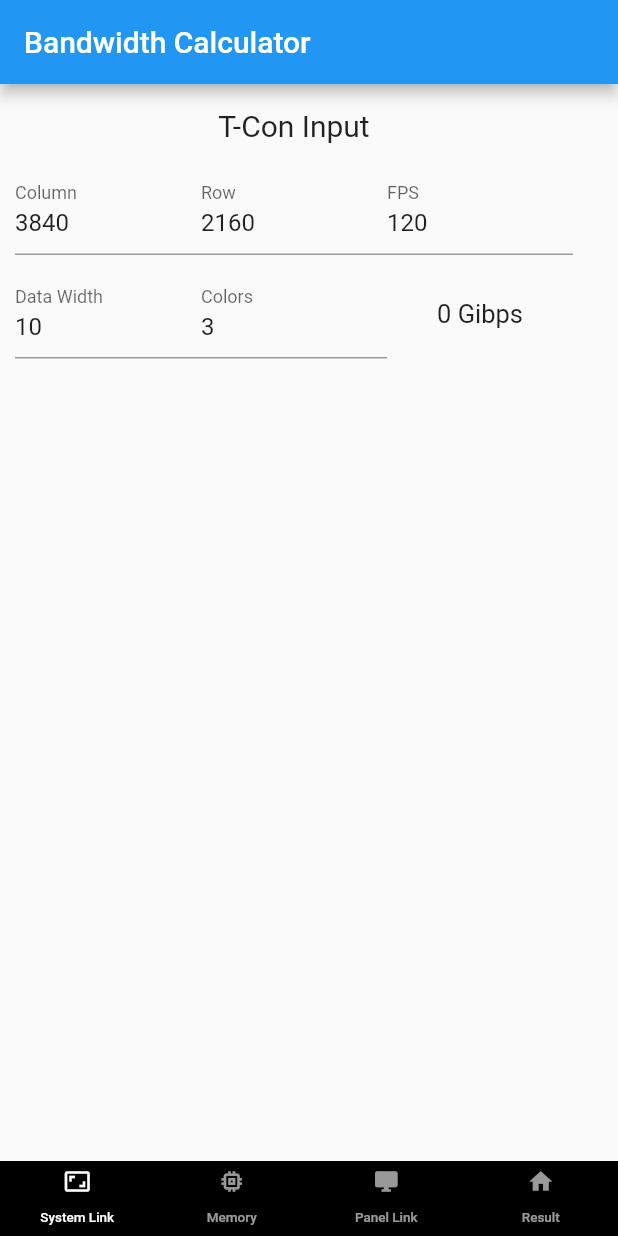
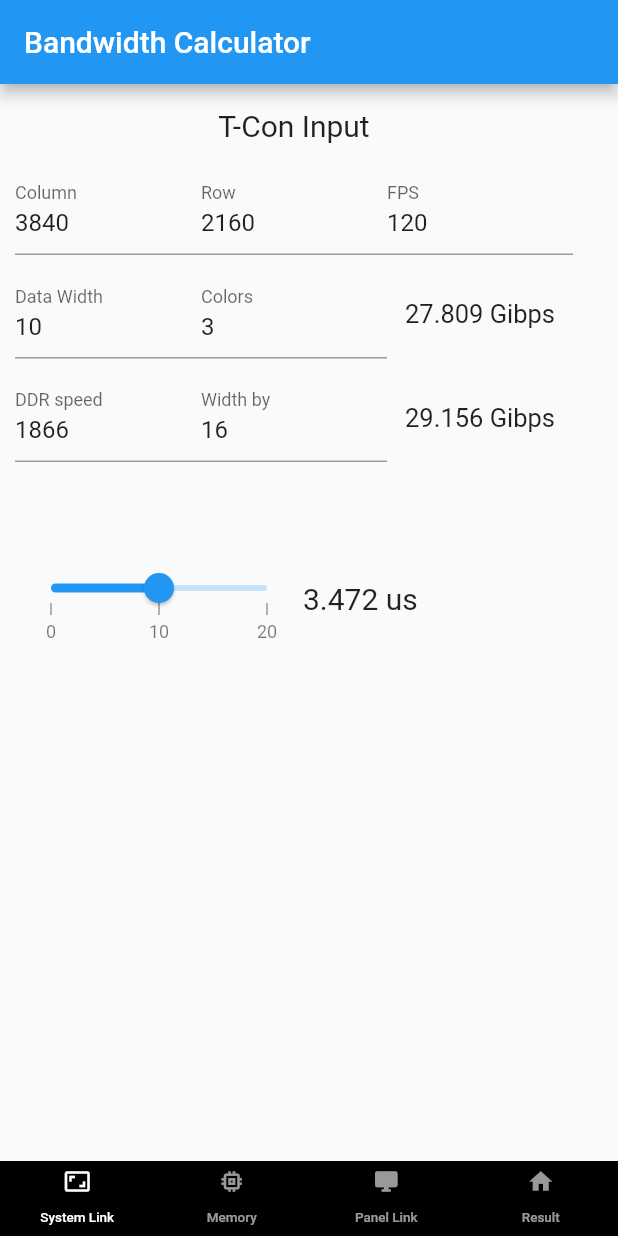
Before and after one commit to hominlim/display_bandwidth_calc, a Flutter app: the screen it shows after launch, on a phone screen of 412 x 824 dp. Run offline on Flutter 3.47's test engine with Material 2 defaults, Android fonts, the light colour scheme and no system bars; drawn by our look-alikes of syncfusion_flutter_sliders; our stand-ins replace toggle_switch; missing offline and left inert: dart:ffi.

Commit message:
Dec 8, 2022

```diff
--- a/lib/calculators/bps_calculator.dart
+++ b/lib/calculators/bps_calculator.dart
@@ -25,18 +25,20 @@ class BpsCalc with ChangeNotifier {
   double _bps_calc_result_gibps = 0;
   double get bps_calc_result_gibps => _bps_calc_result_gibps;
 
-  double bps_calc_ddr = 0;
-  // double _resultDisplay = 0.00;
+  double _bps_calc_ddr = 0;
+  double get bps_calc_ddr => _bps_calc_ddr;
 
   double vertical_time = 0;
   double horizontal_time = 0;
+
   double _horizontalTimeSliderValue = 10;
+  double get horizontalTimeSliderValue => horizontalTimeSliderValue;
+
   double _storage_video_compression_ratio = 50;
 
   double _storage_video_result_mibits = 0;
   double get storage_video_result_mibits => _storage_video_result_mibits;
 
-// 텍스트필드 온체인지 되면 여기서 각각 변수를 겟 받아서 변수 수정하고 끝내는 걸로.
   void columnUpdate(number_of_column) {
     _number_of_column = number_of_column;
     notifyListeners();
@@ -62,9 +64,44 @@ class BpsCalc with ChangeNotifier {
     notifyListeners();
   }
 
+  void ddrSpeedUpdate(ddr_speed) {
+    _ddr_speed = ddr_speed;
+    notifyListeners();
+  }
+
+  void ddrWidthUpdate(ddr_width) {
+    _ddr_width = ddr_width;
+    notifyListeners();
+  }
+
+  void horizontalMarginUpdate(horizontalTimeSliderValue) {
+    _horizontalTimeSliderValue = horizontalTimeSliderValue;
+    notifyListeners();
+  }
+
   void frameMemoryUpdate(storage_video_compression_ratio) {
     _storage_video_compression_ratio = storage_video_compression_ratio;
     notifyListeners();
+  }
+
+  void initDisplay(number_of_column, number_of_row, frame_frequency,
+      number_of_color, data_width, ddr_speed, ddr_width) {
+    _bps_calc_result_gibps = number_of_column *
+        number_of_row *
+        frame_frequency *
+        number_of_color *
+        data_width /
+        1024 /
+        1024 /
+        1024;
+
+    _bps_calc_ddr = ddr_speed * ddr_width / 1024;
+
+    vertical_time = (1 / frame_frequency);
+    horizontal_time = (1 - _horizontalTimeSliderValue / 100) *
+        vertical_time /
+        number_of_row *
+        1000000;
   }
 
   void bpsCalculate() {
@@ -76,7 +113,8 @@ class BpsCalc with ChangeNotifier {
         1024 /
         1024 /
         1024;
-    bps_calc_ddr = ddr_speed * ddr_width / 1024;
+
+    _bps_calc_ddr = ddr_speed * ddr_width / 1024;
 
     vertical_time = (1 / frame_frequency);
     horizontal_time = (1 - _horizontalTimeSliderValue / 100) *
@@ -85,7 +123,6 @@ class BpsCalc with ChangeNotifier {
         1000000;
 
     notifyListeners();
-    print('in bpsCalculate() : $_bps_calc_result_gibps');
   }
 
   void frameMemStorageCalc() {
--- a/lib/screens/tcon_input_screen.dart
+++ b/lib/screens/tcon_input_screen.dart
@@ -4,6 +4,7 @@ import 'package:flutter/material.dart';
 import 'package:intl/intl.dart';
 import 'package:display_bandwidth_calc/calculators/bps_calculator.dart';
 import 'package:provider/provider.dart';
+import 'package:syncfusion_flutter_sliders/sliders.dart';
 
 class TconInputScreen extends StatefulWidget {
   const TconInputScreen({Key? key}) : super(key: key);
@@ -23,16 +24,19 @@ class _TconInputScreenState extends State<TconInputScreen> {
   final ddrSpeedController = TextEditingController(text: "1866");
   final ddrWidthController = TextEditingController(text: "16");
 
+  dynamic _horizontalTimeSliderValue = 10;
+
   @override
   void initState() {
     super.initState();
-
-    bps.columnUpdate(double.parse(columnController.text));
-    bps.rowUpdate(double.parse(rowController.text));
-    bps.fpsUpdate(double.parse(fpsController.text));
-    bps.dataWidthUpdata(double.parse(colorController.text));
-    bps.colorUpdate(double.parse(dataWidthController.text));
-    bps.bpsCalculate();
+    context.read<BpsCalc>().initDisplay(
+        double.parse(columnController.text),
+        double.parse(rowController.text),
+        double.parse(fpsController.text),
+        double.parse(dataWidthController.text),
+        double.parse(colorController.text),
+        double.parse(ddrSpeedController.text),
+        double.parse(ddrWidthController.text));
   }
 
   void refreshUI() {
@@ -43,6 +47,16 @@ class _TconInputScreenState extends State<TconInputScreen> {
         .read<BpsCalc>()
         .dataWidthUpdata(double.parse(dataWidthController.text));
     context.read<BpsCalc>().colorUpdate(double.parse(colorController.text));
+
+    context
+        .read<BpsCalc>()
+        .ddrSpeedUpdate(double.parse(ddrSpeedController.text));
+    context
+        .read<BpsCalc>()
+        .ddrWidthUpdate(double.parse(ddrWidthController.text));
+
+    context.read<BpsCalc>().horizontalMarginUpdate(_horizontalTimeSliderValue);
+
     context.read<BpsCalc>().bpsCalculate();
   }
 
@@ -73,7 +87,6 @@ class _TconInputScreenState extends State<TconInputScreen> {
                   decoration: const InputDecoration(labelText: "Column"),
                   controller: columnController,
                   onChanged: (value) {
-                    // context.read<BpsCalc>().columnUpdate(double.parse(columnController.text));
                     refreshUI();
                   },
                 )),
@@ -133,72 +146,72 @@ class _TconInputScreenState extends State<TconInputScreen> {
             const SizedBox(
               height: 10.0,
             ),
-            // Row(
-            //   children: [
-            //     Expanded(
-            //         child: TextField(
-            //       decoration: const InputDecoration(labelText: "DDR speed"),
-            //       controller: _ddrSpeedController,
-            //       onChanged: (value) {
-            //         bpsCalcResult();
-            //       },
-            //     )),
-            //     Expanded(
-            //         child: TextField(
-            //       decoration: const InputDecoration(labelText: "Width by"),
-            //       controller: _ddrWidthController,
-            //       onChanged: (value) {
-            //         bpsCalcResult();
-            //       },
-            //     )),
-            //     Expanded(
-            //       child: Text(
-            //           '${NumberFormat('##.###').format(bps_calc_ddr)} Gibps',
-            //           textAlign: TextAlign.center,
-            //           style: const TextStyle(
-            //             fontSize: 17,
-            //           )),
-            //     ),
-            //   ],
-            // ),
-            // const SizedBox(
-            //   height: 10.0,
-            // ),
-            // const SizedBox(
-            //   height: 50.0,
-            // ),
-            // Row(
-            //   children: [
-            //     SfSlider(
-            //       value: _horizontalTimeSliderValue,
-            //       min: 0,
-            //       max: 20,
-            //       showTicks: true,
-            //       showLabels: true,
-            //       showDividers: true,
-            //       interval: 10,
-            //       stepSize: 1,
-            //       enableTooltip: true,
-            //       shouldAlwaysShowTooltip: true,
-            //       onChanged: (value) {
-            //         setState(() {
-            //           _horizontalTimeSliderValue = value;
-            //           bpsCalcResult();
-            //         });
-            //       },
-            //     ),
-            //     Text(
-            //       '${NumberFormat('##.###').format(horizontal_time)} us',
-            //       style: const TextStyle(fontSize: 20),
-            //     ),
-            //   ],
-            // ),
-            // const SizedBox(
-            //   height: 50.0,
-            // ),
-            // const SizedBox(
-            //   height: 10.0,
-            // ),
+            Row(
+              children: [
+                Expanded(
+                    child: TextField(
+                  decoration: const InputDecoration(labelText: "DDR speed"),
+                  controller: ddrSpeedController,
+                  onChanged: (value) {
+                    refreshUI();
+                  },
+                )),
+                Expanded(
+                    child: TextField(
+                  decoration: const InputDecoration(labelText: "Width by"),
+                  controller: ddrWidthController,
+                  onChanged: (value) {
+                    refreshUI();
+                  },
+                )),
+                Expanded(
+                  child: Text(
+                      '${NumberFormat('##.###').format(context.watch<BpsCalc>().bps_calc_ddr)} Gibps',
+                      textAlign: TextAlign.center,
+                      style: const TextStyle(
+                        fontSize: 17,
+                      )),
+                ),
+              ],
+            ),
+            const SizedBox(
+              height: 10.0,
+            ),
+            const SizedBox(
+              height: 50.0,
+            ),
+            Row(
+              children: [
+                SfSlider(
+                  value: _horizontalTimeSliderValue,
+                  min: 0,
+                  max: 20,
+                  showTicks: true,
+                  showLabels: true,
+                  showDividers: true,
+                  interval: 10,
+                  stepSize: 1,
+                  enableTooltip: true,
+                  shouldAlwaysShowTooltip: true,
+                  onChanged: (value) {
+                    // setState(() {
+                    _horizontalTimeSliderValue = value;
+                    refreshUI();
+                    // });
+                  },
+                ),
+                Text(
+                  '${NumberFormat('##.###').format(context.watch<BpsCalc>().horizontal_time)} us',
+                  style: const TextStyle(fontSize: 20),
+                ),
+              ],
+            ),
+            const SizedBox(
+              height: 50.0,
+            ),
+            const SizedBox(
+              height: 10.0,
+            ),
           ],
         ),
       ),
```
Also changed, not shown: 10 other files.
